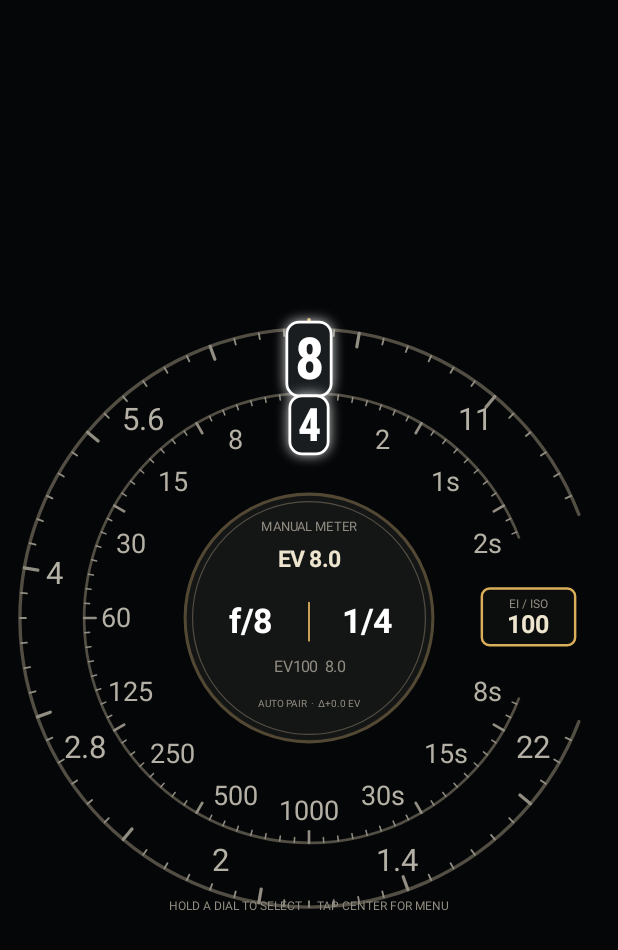
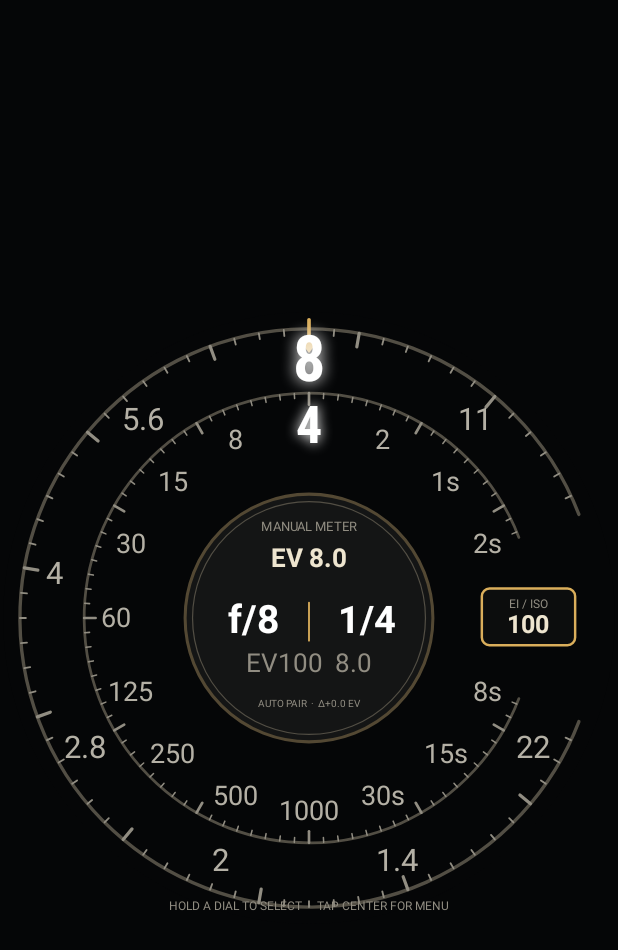
Before and after one commit to HarryYang19/FilmMeterWearOS, an Android app: the screen it shows after launch (MainActivity), on a phone screen of 412 x 824 dp. Shown: the top 950 px of the screen. Run offline under Robolectric (Android 15) with nearby library versions, the phone set to English and light mode, and no system bars.

Commit message:
Add files via upload

```diff
--- a/app/src/main/java/com/harryyang/filmmeter/MeterDialView.kt
+++ b/app/src/main/java/com/harryyang/filmmeter/MeterDialView.kt
@@ -290,43 +290,14 @@ class MeterDialView(
             val y = (sin(angle) * labelRadius).toFloat()
             val selected = i == selectedIndex
             val emphasis = when {
-                selected && isCalculated && labels.size <= 10 -> 1.90f
-                selected && isCalculated -> 1.72f
-                selected && isFixed -> 1.30f
-                selected -> 1.38f
+                selected && isCalculated && labels.size <= 10 -> 2.10f
+                selected && isCalculated -> 1.95f
+                selected && isFixed -> 1.45f
+                selected -> 1.45f
                 else -> 1.0f
             }
             val textSize = fontSize * emphasis
 
-            if (selected) {
-                val width = textWidth(labels[i], textSize, bold = true, condensed = isCalculated) * 0.5f + radius * if (isCalculated) 0.025f else 0.044f
-                val height = textSize * 1.04f
-                scratchRect.set(x - width, y - height * 0.62f, x + width, y + height * 0.60f)
-                fillPaint.color = when {
-                    isEditing -> Color.rgb(77, 54, 25)
-                    isCalculated -> Color.rgb(25, 29, 31)
-                    isFixed -> Color.rgb(40, 37, 30)
-                    else -> panelColor
-                }
-                if (isEditing) {
-                    fillPaint.setShadowLayer(radius * (0.055f + highlightPulse * 0.075f), 0f, 0f, accentColor)
-                } else if (isCalculated) {
-                    fillPaint.setShadowLayer(radius * 0.035f, 0f, 0f, Color.WHITE)
-                }
-                canvas.drawRoundRect(scratchRect, radius * 0.040f, radius * 0.040f, fillPaint)
-                fillPaint.clearShadowLayer()
-                linePaint.color = when {
-                    isEditing -> accentColor
-                    isCalculated -> Color.WHITE
-                    else -> panelEdgeColor
-                }
-                linePaint.strokeWidth = radius * when {
-                    isEditing -> 0.010f
-                    isCalculated -> 0.009f
-                    else -> 0.006f
-                }
-                canvas.drawRoundRect(scratchRect, radius * 0.040f, radius * 0.040f, linePaint)
-            }
 
             val labelColor = when {
                 selected && isEditing -> accentColor
@@ -375,21 +346,21 @@ class MeterDialView(
             isWaiting -> "-- lx"
             else -> "EV ${String.format(Locale.US, "%.1f", state.manualEv100)}"
         }
-        drawFittedText(canvas, mainReading, 0f, -radius * 0.168f, radius * 0.074f, radius * 0.70f, brightColor, bold = true)
+        drawFittedText(canvas, mainReading, 0f, -radius * 0.168f, radius * 0.086f, radius * 0.70f, brightColor, bold = true)
 
         // Make both members of the calculated exposure pair the dominant centre
         // typography. Separate alignment gives the shutter enough room for 1/1000.
         val exposure = state.exposure
         val apertureText = "f/${ExposureMath.formatAperture(exposure.aperture)}"
         val shutterText = formatShutter(exposure.shutterSeconds)
-        drawText(canvas, apertureText, -radius * 0.190f, radius * 0.048f, radius * 0.110f, Color.WHITE, bold = true)
-        drawText(canvas, shutterText, radius * 0.190f, radius * 0.048f, radius * 0.110f, Color.WHITE, bold = true)
+        drawText(canvas, apertureText, -radius * 0.180f, radius * 0.048f, radius * 0.128f, Color.WHITE, bold = true)
+        drawText(canvas, shutterText, radius * 0.190f, radius * 0.048f, radius * 0.125f, Color.WHITE, bold = true)
         linePaint.color = accentColor
         linePaint.strokeWidth = radius * 0.006f
         canvas.drawLine(0f, -radius * 0.050f, 0f, radius * 0.074f, linePaint)
 
         val evText = if (isWaiting) "WAITING FOR LIGHT" else "EV100  ${String.format(Locale.US, "%.1f", state.effectiveEv100)}"
-        drawText(canvas, evText, 0f, radius * 0.176f, radius * 0.052f, mutedColor)
+        drawText(canvas, evText, 0f, radius * 0.176f, radius * 0.086f, mutedColor)
 
         val lockLabel = when (state.priority) {
             ExposurePriority.APERTURE -> "APERTURE LOCKED"
@@ -569,7 +540,19 @@ class MeterDialView(
         p.textSize = size
         p.color = color
         p.clearShadowLayer()
+
+        // 计算结果使用柔和光晕，不再使用方框
+        if (condensed) {
+            p.setShadowLayer(
+                size * 0.20f,
+                0f,
+                0f,
+                color
+            )
+        }
+
         canvas.drawText(text, x, baselineY, p)
+        p.clearShadowLayer()
     }
 
     private fun textWidth(text: String, size: Float, bold: Boolean, condensed: Boolean = false): Float {
```
